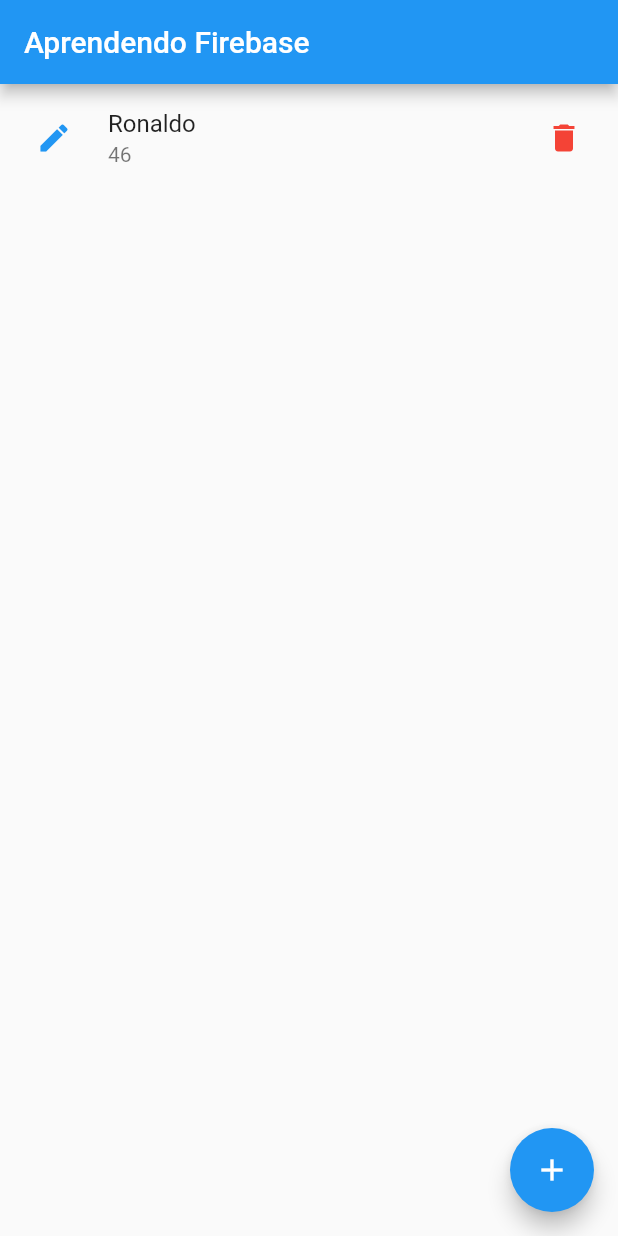
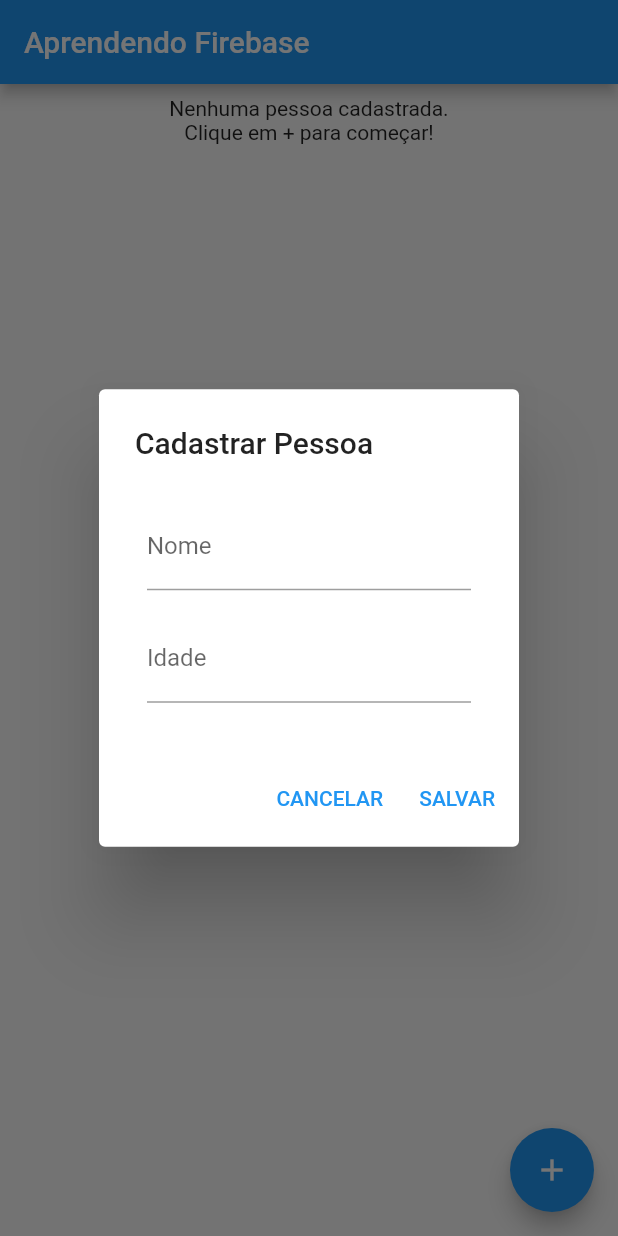
Before and after one commit to carlos-souza-telecon/aprendendo_firebase, a Flutter app: the screen it shows after launch, after a tap on the "add" icon, on a phone screen of 412 x 824 dp. Run offline on Flutter 3.47's test engine with Material 2 defaults, Android fonts, the phone set to English and light mode, and no system bars; our stand-ins replace firebase_core, firebase_database; accounts and stored records are empty.

Commit message:
dialog de cadastro pessoa, snackbar e ui

```diff
--- a/lib/pages/home_page.dart
+++ b/lib/pages/home_page.dart
@@ -13,6 +13,10 @@
   FirebaseDatabase database = FirebaseDatabase.instance;
   late DatabaseReference pessoasDb;
 
+  final nomeController = TextEditingController();
+  final idadeController = TextEditingController();
+  final _formPessoaKey = GlobalKey<FormState>();
+
   @override
   void initState() {
     super.initState();
@@ -23,13 +27,19 @@
   Widget build(BuildContext context) {
     return Scaffold(
       appBar: AppBar(
-        title: Text('Aprendendo Firebase'),
+        title: const Text('Aprendendo Firebase'),
       ),
       floatingActionButton: FloatingActionButton(
-        onPressed: () {
-          _cadastrarRonaldo();
+        onPressed: () async {
+          //_cadastrarRonaldo();
+          var pessoa = await dialogCadastrarPessoa();
+          if (pessoa != null) {
+            var chave = pessoasDb.push().key;
+            pessoasDb.child(chave!).set(pessoa.toJSON());
+            exibirSnackBar('Pessoa cadastrada com sucesso!');
+          }
         },
-        child: Icon(Icons.add),
+        child: const Icon(Icons.add),
       ),
       body: SingleChildScrollView(
         child: StreamBuilder(
@@ -62,44 +72,147 @@
       return Center(
           child: Padding(
         padding: const EdgeInsets.all(8.0),
-        child: Text('Não foram encontradas pessoas!'),
+        child: Column(
+          children: const [
+            Text('Nenhuma pessoa cadastrada.'),
+            Text('Clique em + para começar!'),
+          ],
+        ),
       ));
     }
   }
 
   ListTile listTilePessoa(key, Pessoa pessoa) {
     return ListTile(
-      leading: IconButton(
-        onPressed: () {
-          var novoRivaldo = Pessoa(
-            nome: 'Rivaldo',
-            idade: 50,
-          );
-          pessoasDb.child(key).update(novoRivaldo.toJSON());
+      title: Text("${pessoa.nome}"),
+      subtitle: Text("${pessoa.idade}"),
+      trailing: Wrap(
+        children: [
+          IconButton(
+            onPressed: () async {
+              nomeController.text = pessoa.nome!;
+              idadeController.text = pessoa.idade!.toString();
+              var novaPessoa = await dialogCadastrarPessoa();
+              if (novaPessoa != null) {
+                pessoasDb.child(key).update(novaPessoa.toJSON());
+                exibirSnackBar('Pessoa alterada com sucesso!');
+              }
+              nomeController.clear();
+              idadeController.clear();
             },
-        icon: Icon(Icons.edit),
+            icon: const Icon(Icons.edit),
             color: Colors.blue,
             visualDensity: VisualDensity.compact,
           ),
-      title: Text("${pessoa.nome}"),
-      subtitle: Text("${pessoa.idade}"),
-      trailing: IconButton(
+          IconButton(
             onPressed: () {
               pessoasDb.child(key).remove();
             },
-        icon: Icon(Icons.delete),
+            icon: const Icon(Icons.delete),
             color: Colors.red,
             visualDensity: VisualDensity.compact,
+          ),
+        ],
       ),
     );
   }
 
-  void _cadastrarRonaldo() {
-    var novoRonaldo = Pessoa(
-      nome: 'Ronaldo',
-      idade: 46,
+  Future<Pessoa?> dialogCadastrarPessoa() async {
+    return await showDialog<Pessoa>(
+      context: context,
+      barrierDismissible: false,
+      builder: (BuildContext context) {
+        return AlertDialog(
+          title: const Text('Cadastrar Pessoa'),
+          content: SingleChildScrollView(
+            child: Form(
+              key: _formPessoaKey,
+              child: ListBody(
+                children: [
+                  Padding(
+                    padding: const EdgeInsets.all(8.0),
+                    child: TextFormField(
+                      decoration: const InputDecoration(
+                        border: UnderlineInputBorder(),
+                        labelText: 'Nome',
+                      ),
+                      controller: nomeController,
+                      validator: validarNome,
+                    ),
+                  ),
+                  Padding(
+                    padding: const EdgeInsets.all(8.0),
+                    child: TextFormField(
+                      decoration: const InputDecoration(
+                        border: UnderlineInputBorder(),
+                        labelText: 'Idade',
+                      ),
+                      controller: idadeController,
+                      validator: validarIdade,
+                    ),
+                  ),
+                ],
+              ),
+            ),
+          ),
+          actions: [
+            TextButton(
+              onPressed: () {
+                _formPessoaKey.currentState!.reset();
+                Navigator.pop(context);
+              },
+              child: const Text('CANCELAR'),
+            ),
+            TextButton(
+              onPressed: () {
+                if (_formPessoaKey.currentState!.validate()) {
+                  var nome = nomeController.text;
+                  var idade = int.parse(idadeController.text);
+                  var pessoa = Pessoa(
+                    nome: nome,
+                    idade: idade,
                   );
-    var chave = pessoasDb.push().key;
-    pessoasDb.child(chave!).set(novoRonaldo.toJSON());
+                  _formPessoaKey.currentState!.reset();
+                  Navigator.of(context).pop(pessoa);
+                }
+              },
+              child: const Text('SALVAR'),
+            ),
+          ],
+        );
+      },
+    );
+  }
+
+  String? validarNome(String? value) {
+    if (value!.isEmpty) {
+      return 'Preencha o seu nome';
+    }
+    if (value!.length < 3) {
+      return 'O nome deve ter ao menos 3 caracteres';
+    }
+    return null;
+  }
+
+  String? validarIdade(String? value) {
+    if (value!.isEmpty) {
+      return 'Preencha a sua idade';
+    }
+    try {
+      var conversao = int.parse(value);
+      if (conversao <= 0) {
+        return 'A idade deve ser 0 ou superior';
+      }
+      return null;
+    } catch (e) {
+      return 'Idade inválida';
     }
   }
+
+  exibirSnackBar(String texto) {
+    var snackBar = SnackBar(
+      content: Text(texto),
+    );
+    ScaffoldMessenger.of(context).showSnackBar(snackBar);
+  }
+}
```
Lines whose indentation alone changed are shown as unchanged.
